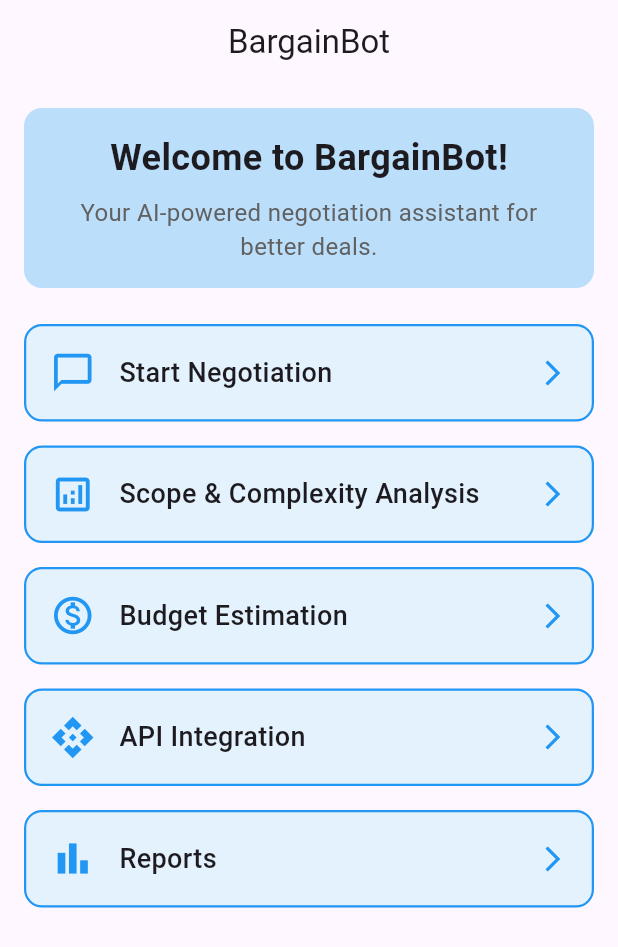
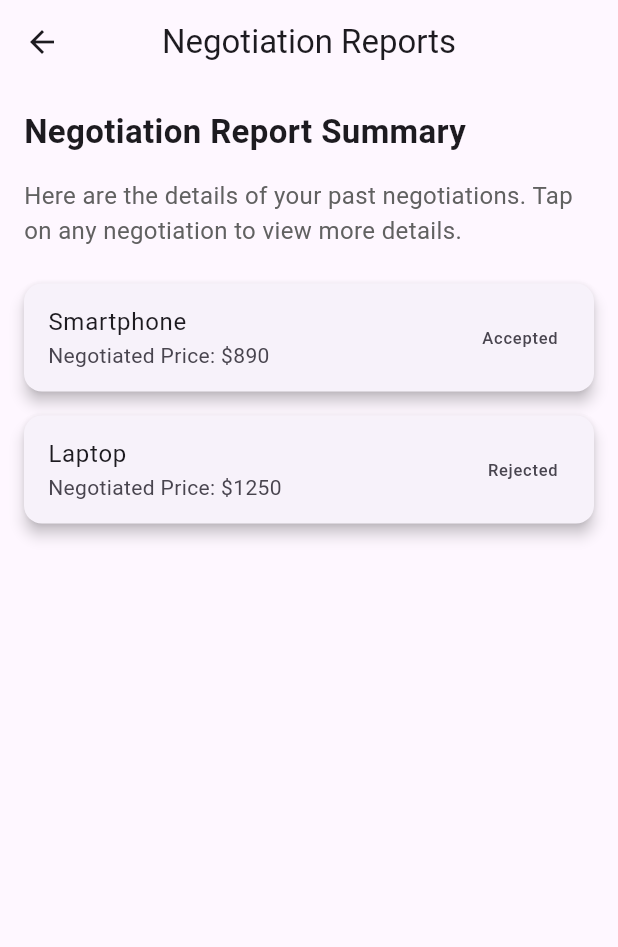
Before and after one commit to gulezahranaqvi812004/Bargain-Bot, a Flutter app: the screen it shows after launch, after a tap on "Reports", on a phone screen of 412 x 824 dp. Shown: the top 947 px of the screen. Run offline on Flutter 3.47's test engine with Material 3 defaults, Android fonts, the light colour scheme and no system bars.

Commit message:
Basic UI's Added

```diff
--- a/bargain_bot/lib/screens/home_screen.dart
+++ b/bargain_bot/lib/screens/home_screen.dart
@@ -1,4 +1,5 @@
 import 'package:bargain_bot/screens/negotiation_screen.dart';
+import 'package:bargain_bot/screens/reports_screen.dart';
 import 'package:flutter/material.dart';
 
 class HomePage extends StatelessWidget {
@@ -53,36 +54,39 @@ class HomePage extends StatelessWidget {
                 );
               },
             ),
-            SizedBox(height: 16.0),
-            HomeButton(
-              icon: Icons.analytics_outlined,
-              title: "Scope & Complexity Analysis",
-              onTap: () {
-                // Navigate to Scope Analysis Screen
-              },
-            ),
-            SizedBox(height: 16.0),
-            HomeButton(
-              icon: Icons.monetization_on_outlined,
-              title: "Budget Estimation",
-              onTap: () {
-                // Navigate to Budget Estimation Screen
-              },
-            ),
-            SizedBox(height: 16.0),
-            HomeButton(
-              icon: Icons.api_outlined,
-              title: "API Integration",
-              onTap: () {
-                // Navigate to API Integration Screen
-              },
-            ),
+            // SizedBox(height: 16.0),
+            // HomeButton(
+            //   icon: Icons.analytics_outlined,
+            //   title: "Scope & Complexity Analysis",
+            //   onTap: () {
+            //     // Navigate to Scope Analysis Screen
+            //   },
+            // ),
+            // SizedBox(height: 16.0),
+            // HomeButton(
+            //   icon: Icons.monetization_on_outlined,
+            //   title: "Budget Estimation",
+            //   onTap: () {
+            //     // Navigate to Budget Estimation Screen
+            //   },
+            // ),
+            // SizedBox(height: 16.0),
+            // HomeButton(
+            //   icon: Icons.api_outlined,
+            //   title: "API Integration",
+            //   onTap: () {
+            //     // Navigate to API Integration Screen
+            //   },
+            // ),
             SizedBox(height: 16.0),
             HomeButton(
               icon: Icons.bar_chart_outlined,
               title: "Reports",
               onTap: () {
-                // Navigate to Reports Screen
+                Navigator.push(
+                  context,
+                  MaterialPageRoute(builder: (context) => ReportsScreen()),
+                );
               },
             ),
           ],
--- /dev/null
+++ b/bargain_bot/lib/screens/reports_screen.dart
@@ -0,0 +1,151 @@
+import 'package:flutter/material.dart';
+
+class ReportsScreen extends StatelessWidget {
+  // Sample data for the report
+  final List<Map<String, String>> negotiationReports = [
+    {
+      'productName': 'Smartphone',
+      'originalPrice': '\$999',
+      'userOffer': '\$850',
+      'finalPrice': '\$890',
+      'status': 'Accepted',
+      'date': '2024-11-22 10:15',
+    },
+    {
+      'productName': 'Laptop',
+      'originalPrice': '\$1500',
+      'userOffer': '\$1200',
+      'finalPrice': '\$1250',
+      'status': 'Rejected',
+      'date': '2024-11-21 14:30',
+    },
+    // Add more reports here...
+  ];
+
+  @override
+  Widget build(BuildContext context) {
+    return Scaffold(
+      appBar: AppBar(
+        title: Text("Negotiation Reports"),
+        centerTitle: true,
+      ),
+      body: Padding(
+        padding: const EdgeInsets.all(16.0),
+        child: Column(
+          crossAxisAlignment: CrossAxisAlignment.start,
+          children: [
+            // Report Title and Instructions
+            Text(
+              'Negotiation Report Summary',
+              style: TextStyle(
+                fontSize: 22,
+                fontWeight: FontWeight.bold,
+              ),
+            ),
+            SizedBox(height: 16),
+            Text(
+              'Here are the details of your past negotiations. Tap on any negotiation to view more details.',
+              style: TextStyle(fontSize: 16, color: Colors.grey[700]),
+            ),
+            SizedBox(height: 16),
+
+            // Negotiation Report List
+            Expanded(
+              child: ListView.builder(
+                itemCount: negotiationReports.length,
+                itemBuilder: (context, index) {
+                  var report = negotiationReports[index];
+                  return Card(
+                    margin: EdgeInsets.symmetric(vertical: 8.0),
+                    elevation: 4.0,
+                    child: ListTile(
+                      title: Text(report['productName']!),
+                      subtitle: Text('Negotiated Price: ${report['finalPrice']}'),
+                      trailing: Text(report['status']!),
+                      onTap: () {
+                        // Navigate to a detailed view of the selected report
+                        Navigator.push(
+                          context,
+                          MaterialPageRoute(
+                            builder: (context) => NegotiationDetailScreen(report: report),
+                          ),
+                        );
+                      },
+                    ),
+                  );
+                },
+              ),
+            ),
+          ],
+        ),
+      ),
+    );
+  }
+}
+
+class NegotiationDetailScreen extends StatelessWidget {
+  final Map<String, String> report;
+
+  const NegotiationDetailScreen({required this.report});
+
+  @override
+  Widget build(BuildContext context) {
+    return Scaffold(
+      appBar: AppBar(
+        title: Text("Negotiation Details"),
+        centerTitle: true,
+      ),
+      body: Padding(
+        padding: const EdgeInsets.all(16.0),
+        child: Column(
+          crossAxisAlignment: CrossAxisAlignment.start,
+          children: [
+            Text(
+              'Product: ${report['productName']}',
+              style: TextStyle(
+                fontSize: 20,
+                fontWeight: FontWeight.bold,
+              ),
+            ),
+            SizedBox(height: 16),
+            Text(
+              'Original Price: ${report['originalPrice']}',
+              style: TextStyle(fontSize: 16),
+            ),
+            SizedBox(height: 8),
+            Text(
+              'User Offer: ${report['userOffer']}',
+              style: TextStyle(fontSize: 16),
+            ),
+            SizedBox(height: 8),
+            Text(
+              'Negotiated Price: ${report['finalPrice']}',
+              style: TextStyle(fontSize: 16),
+            ),
+            SizedBox(height: 8),
+            Text(
+              'Negotiation Status: ${report['status']}',
+              style: TextStyle(fontSize: 16),
+            ),
+            SizedBox(height: 8),
+            Text(
+              'Date: ${report['date']}',
+              style: TextStyle(fontSize: 16),
+            ),
+            Spacer(),
+            // Option to export/share the report
+            ElevatedButton(
+              onPressed: () {
+                // Logic to export/share the report
+                ScaffoldMessenger.of(context).showSnackBar(SnackBar(
+                  content: Text('Report shared or exported.'),
+                ));
+              },
+              child: Text('Export/Share Report'),
+            ),
+          ],
+        ),
+      ),
+    );
+  }
+}
```
